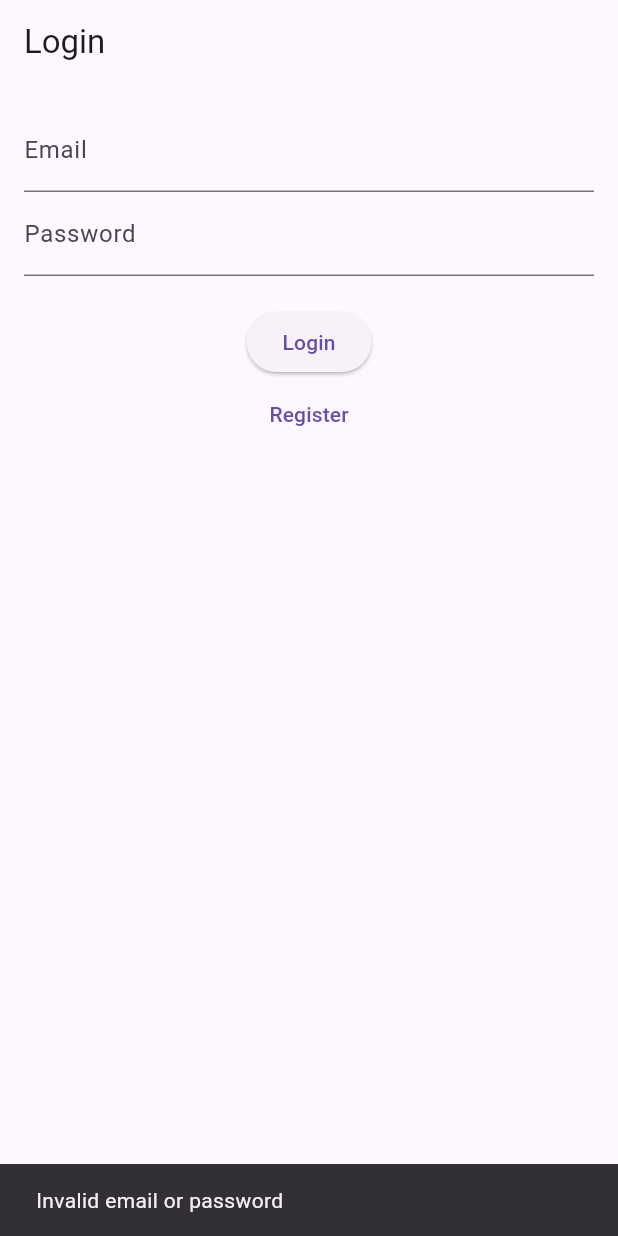
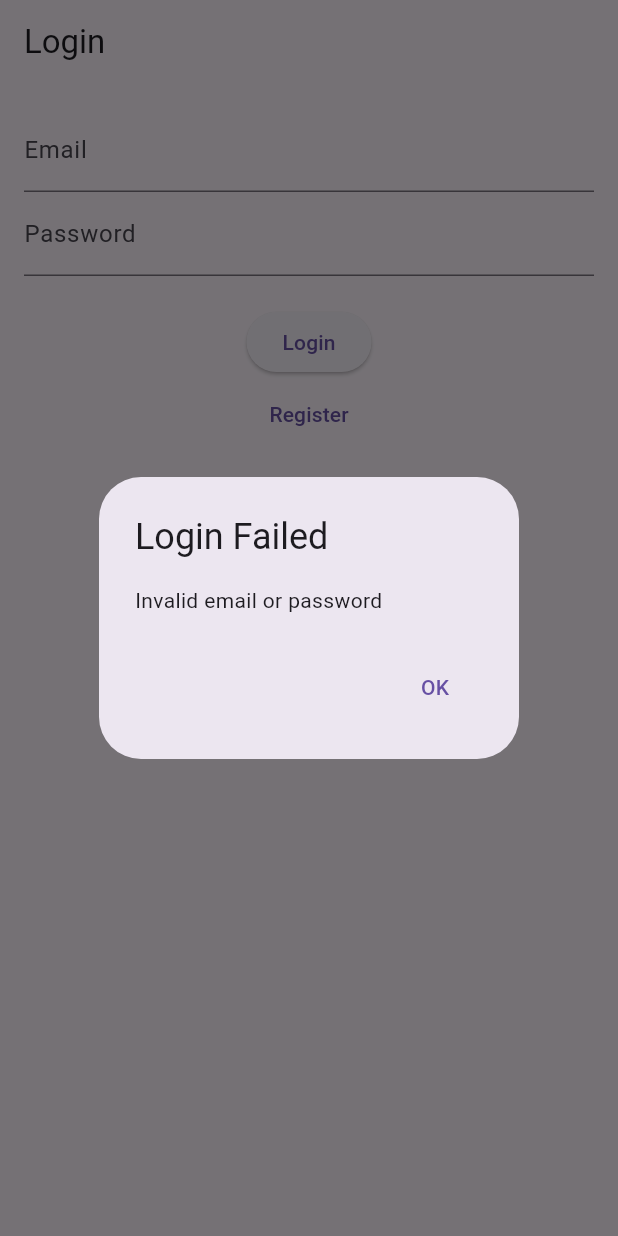
Before and after one commit to Anegor/Lab_RDM, a Flutter app: the screen it shows after launch, after a tap on "Login", on a phone screen of 412 x 824 dp. Run offline on Flutter 3.47's test engine with Material 3 defaults, Android fonts, the phone set to English and light mode, and no system bars; our stand-ins replace connectivity_plus, shared_preferences.

Commit message:
-lab3test

```diff
--- a/lib/main.dart
+++ b/lib/main.dart
@@ -1,5 +1,7 @@
 import 'package:flutter/material.dart';
+import 'package:shared_preferences/shared_preferences.dart';
 import 'screens/login_screen.dart';
+import 'screens/home_screen.dart';
 
 void main() {
   runApp(const MyApp());
@@ -8,12 +10,32 @@ void main() {
 class MyApp extends StatelessWidget {
   const MyApp({Key? key}) : super(key: key);
 
+  Future<Widget> _checkLoginStatus() async {
+    final prefs = await SharedPreferences.getInstance();
+    final savedEmail = prefs.getString('email');
+    final savedPassword = prefs.getString('password');
+    if (savedEmail != null && savedPassword != null) {
+      return const HomeScreen(); // Якщо сесія активна, переходимо до HomeScreen.
+    } else {
+      return const LoginScreen(); // Якщо ні, показуємо екран логіну.
+    }
+  }
+
   @override
   Widget build(BuildContext context) {
     return MaterialApp(
       title: 'Air Quality App',
       theme: ThemeData(primarySwatch: Colors.blue),
-      home: const LoginScreen(),
+      home: FutureBuilder<Widget>(
+        future: _checkLoginStatus(),
+        builder: (context, snapshot) {
+          if (snapshot.connectionState == ConnectionState.waiting) {
+            return const Center(child: CircularProgressIndicator()); // Завантаження
+          } else {
+            return snapshot.data ?? const LoginScreen();
+          }
+        },
+      ),
     );
   }
 }
--- a/lib/screens/login_screen.dart
+++ b/lib/screens/login_screen.dart
@@ -1,6 +1,7 @@
 import 'package:flutter/material.dart';
 import 'package:lab/screens/register_screen.dart';
 import 'package:shared_preferences/shared_preferences.dart';
+import 'package:connectivity_plus/connectivity_plus.dart';
 
 import 'home_screen.dart';
 
@@ -16,6 +17,13 @@ class _LoginScreenState extends State<LoginScreen> {
   final TextEditingController _passwordController = TextEditingController();
 
   Future<void> _login() async {
+    final connectivityResult = await (Connectivity().checkConnectivity());
+    if (connectivityResult == ConnectivityResult.none) {
+      // Якщо немає інтернету, показуємо діалогове вікно.
+      _showErrorDialog('No Internet connection');
+      return;
+    }
+
     final prefs = await SharedPreferences.getInstance();
     final savedEmail = prefs.getString('email');
     final savedPassword = prefs.getString('password');
@@ -26,10 +34,28 @@ class _LoginScreenState extends State<LoginScreen> {
         MaterialPageRoute(builder: (_) => const HomeScreen()),
       );
     } else {
-      ScaffoldMessenger.of(context).showSnackBar(
-        const SnackBar(content: Text('Invalid email or password')),
-      );
+      _showErrorDialog('Invalid email or password');
     }
+  }
+
+  void _showErrorDialog(String message) {
+    showDialog(
+      context: context,
+      builder: (BuildContext context) {
+        return AlertDialog(
+          title: const Text('Login Failed'),
+          content: Text(message),
+          actions: <Widget>[
+            TextButton(
+              child: const Text('OK'),
+              onPressed: () {
+                Navigator.of(context).pop();
+              },
+            ),
+          ],
+        );
+      },
+    );
   }
 
   @override
--- a/pubspec.yaml
+++ b/pubspec.yaml
@@ -30,7 +30,8 @@ environment:
 dependencies:
   flutter:
     sdk: flutter
-  shared_preferences: ^2.1.1
+  shared_preferences: ^2.1.0
+  connectivity_plus: ^4.0.0
 
 
   # The following adds the Cupertino Icons font to your application.
```
Also changed, not shown: lib/screens/home_screen.dart (+43 -1 lines), lib/screens/register_screen.dart (+28 -0 lines), pubspec.lock.
